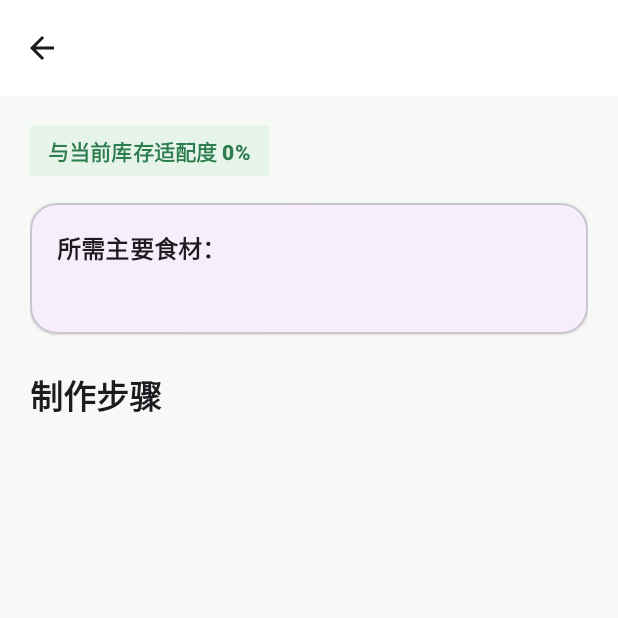
After one commit to Ty02091123/fridge-manager-android, an Android app: the RecipeDetailActivity screen opened directly, with no data from a screen before it, on a phone screen of 412 x 824 dp, the top half of it. The commit adds this screen. Run offline under Robolectric (Android 15) with nearby library versions, the phone set to English and light mode, and no system bars.

Commit message:
feat: 增加菜谱详情页与列表到详情导航

```diff
--- a/app/src/main/AndroidManifest.xml
+++ b/app/src/main/AndroidManifest.xml
@@ -30,6 +30,9 @@
         <activity
             android:name=".RecipeActivity"
             android:exported="false" />
+        <activity
+            android:name=".RecipeDetailActivity"
+            android:exported="false" />
     </application>
 
 </manifest>
--- a/app/src/main/java/com/fridge/fridgeapp/RecipeActivity.kt
+++ b/app/src/main/java/com/fridge/fridgeapp/RecipeActivity.kt
@@ -1,6 +1,7 @@
 package com.fridge.fridgeapp
 
 import android.os.Bundle
+import android.content.Intent
 import android.view.View
 import androidx.appcompat.app.AppCompatActivity
 import androidx.lifecycle.Lifecycle
@@ -11,17 +12,40 @@ import com.fridge.fridgeapp.database.AppDatabase
 import com.fridge.fridgeapp.databinding.ActivityRecipeBinding
 import com.fridge.fridgeapp.recipe.RecipeRepository
 import com.fridge.fridgeapp.ui.RecipeAdapter
-import com.google.android.material.dialog.MaterialAlertDialogBuilder
 import kotlinx.coroutines.launch
 
 class RecipeActivity : AppCompatActivity() {
     private lateinit var binding: ActivityRecipeBinding
-    private val adapter = RecipeAdapter { recipe ->
-        MaterialAlertDialogBuilder(this)
-            .setTitle(recipe.name)
-            .setMessage(recipe.steps)
-            .setPositiveButton(R.string.got_it, null)
-            .show()
+    private val adapter = RecipeAdapter { recommendation ->
+        val recipe = recommendation.recipe
+        startActivity(
+            Intent(this, RecipeDetailActivity::class.java).apply {
+                putExtra(RecipeDetailActivity.EXTRA_NAME, recipe.name)
+                putExtra(
+                    RecipeDetailActivity.EXTRA_MATCH,
+                    (recommendation.score * 100).toInt()
+                )
+                putExtra(
+                    RecipeDetailActivity.EXTRA_INGREDIENTS,
+                    getString(
+                        R.string.recipe_available_ingredients,
+                        recommendation.matchedIngredients.joinToString("、")
+                    )
+                )
+                putExtra(
+                    RecipeDetailActivity.EXTRA_MISSING,
+                    if (recommendation.missingIngredients.isEmpty()) {
+                        getString(R.string.recipe_all_ingredients_ready)
+                    } else {
+                        getString(
+                            R.string.recipe_missing_ingredients,
+                            recommendation.missingIngredients.joinToString("、")
+                        )
+                    }
+                )
+                putExtra(RecipeDetailActivity.EXTRA_STEPS, recipe.steps)
+            }
+        )
     }
 
     override fun onCreate(savedInstanceState: Bundle?) {
--- /dev/null
+++ b/app/src/main/java/com/fridge/fridgeapp/RecipeDetailActivity.kt
@@ -0,0 +1,36 @@
+package com.fridge.fridgeapp
+
+import android.os.Bundle
+import androidx.appcompat.app.AppCompatActivity
+import com.fridge.fridgeapp.databinding.ActivityRecipeDetailBinding
+
+class RecipeDetailActivity : AppCompatActivity() {
+    private lateinit var binding: ActivityRecipeDetailBinding
+
+    override fun onCreate(savedInstanceState: Bundle?) {
+        super.onCreate(savedInstanceState)
+        binding = ActivityRecipeDetailBinding.inflate(layoutInflater)
+        setContentView(binding.root)
+
+        binding.toolbar.setNavigationOnClickListener { finish() }
+        binding.toolbar.title = intent.getStringExtra(EXTRA_NAME).orEmpty()
+        binding.tvMatch.text = getString(
+            R.string.recipe_detail_match,
+            intent.getIntExtra(EXTRA_MATCH, 0)
+        )
+        binding.tvIngredients.text = getString(
+            R.string.recipe_detail_ingredients,
+            intent.getStringExtra(EXTRA_INGREDIENTS).orEmpty()
+        )
+        binding.tvMissing.text = intent.getStringExtra(EXTRA_MISSING).orEmpty()
+        binding.tvSteps.text = intent.getStringExtra(EXTRA_STEPS).orEmpty()
+    }
+
+    companion object {
+        const val EXTRA_NAME = "recipe_name"
+        const val EXTRA_MATCH = "recipe_match"
+        const val EXTRA_INGREDIENTS = "recipe_ingredients"
+        const val EXTRA_MISSING = "recipe_missing"
+        const val EXTRA_STEPS = "recipe_steps"
+    }
+}
--- a/app/src/main/java/com/fridge/fridgeapp/ui/RecipeAdapter.kt
+++ b/app/src/main/java/com/fridge/fridgeapp/ui/RecipeAdapter.kt
@@ -8,12 +8,11 @@ import androidx.recyclerview.widget.ListAdapter
 import androidx.recyclerview.widget.RecyclerView
 import com.fridge.fridgeapp.R
 import com.fridge.fridgeapp.databinding.ItemRecipeBinding
-import com.fridge.fridgeapp.recipe.Recipe
 import com.fridge.fridgeapp.recipe.RecipeRecommendation
 import kotlin.math.roundToInt
 
 class RecipeAdapter(
-    private val onViewSteps: (Recipe) -> Unit
+    private val onViewSteps: (RecipeRecommendation) -> Unit
 ) : ListAdapter<RecipeRecommendation, RecipeAdapter.RecipeViewHolder>(RecipeDiffCallback()) {
 
     inner class RecipeViewHolder(private val binding: ItemRecipeBinding) :
@@ -39,7 +38,7 @@ class RecipeAdapter(
             }
             binding.tvExpiringBoost.visibility =
                 if (recommendation.usesExpiringFood) View.VISIBLE else View.GONE
-            binding.btnSteps.setOnClickListener { onViewSteps(recommendation.recipe) }
+            binding.btnSteps.setOnClickListener { onViewSteps(recommendation) }
         }
     }
 
--- /dev/null
+++ b/app/src/main/res/layout/activity_recipe_detail.xml
@@ -0,0 +1,90 @@
+<?xml version="1.0" encoding="utf-8"?>
+<LinearLayout xmlns:android="http://schemas.android.com/apk/res/android"
+    xmlns:app="http://schemas.android.com/apk/res-auto"
+    xmlns:tools="http://schemas.android.com/tools"
+    android:layout_width="match_parent"
+    android:layout_height="match_parent"
+    android:background="@color/screen_background"
+    android:orientation="vertical"
+    tools:context=".RecipeDetailActivity">
+
+    <com.google.android.material.appbar.MaterialToolbar
+        android:id="@+id/toolbar"
+        android:layout_width="match_parent"
+        android:layout_height="?attr/actionBarSize"
+        android:background="@color/surface"
+        app:navigationContentDescription="@string/back"
+        app:navigationIcon="@drawable/ic_back"
+        app:titleTextAppearance="@style/TextAppearance.Material3.TitleLarge" />
+
+    <androidx.core.widget.NestedScrollView
+        android:layout_width="match_parent"
+        android:layout_height="match_parent"
+        android:fillViewport="true">
+
+        <LinearLayout
+            android:layout_width="match_parent"
+            android:layout_height="wrap_content"
+            android:orientation="vertical"
+            android:padding="20dp">
+
+            <TextView
+                android:id="@+id/tv_match"
+                android:layout_width="wrap_content"
+                android:layout_height="wrap_content"
+                android:background="@color/summary_card_background"
+                android:paddingHorizontal="12dp"
+                android:paddingVertical="6dp"
+                android:textAppearance="@style/TextAppearance.Material3.LabelLarge"
+                android:textColor="@color/status_fresh"
+                android:textStyle="bold" />
+
+            <com.google.android.material.card.MaterialCardView
+                android:layout_width="match_parent"
+                android:layout_height="wrap_content"
+                android:layout_marginTop="18dp"
+                app:cardCornerRadius="18dp"
+                app:cardElevation="1dp">
+
+                <LinearLayout
+                    android:layout_width="match_parent"
+                    android:layout_height="wrap_content"
+                    android:orientation="vertical"
+                    android:padding="18dp">
+
+                    <TextView
+                        android:id="@+id/tv_ingredients"
+                        android:layout_width="match_parent"
+                        android:layout_height="wrap_content"
+                        android:textAppearance="@style/TextAppearance.Material3.TitleMedium"
+                        android:textStyle="bold" />
+
+                    <TextView
+                        android:id="@+id/tv_missing"
+                        android:layout_width="match_parent"
+                        android:layout_height="wrap_content"
+                        android:layout_marginTop="8dp"
+                        android:textAppearance="@style/TextAppearance.Material3.BodyMedium"
+                        android:textColor="@color/on_surface_variant" />
+                </LinearLayout>
+            </com.google.android.material.card.MaterialCardView>
+
+            <TextView
+                android:layout_width="match_parent"
+                android:layout_height="wrap_content"
+                android:layout_marginTop="24dp"
+                android:text="@string/recipe_steps"
+                android:textAppearance="@style/TextAppearance.Material3.TitleLarge"
+                android:textStyle="bold" />
+
+            <TextView
+                android:id="@+id/tv_steps"
+                android:layout_width="match_parent"
+                android:layout_height="wrap_content"
+                android:layout_marginTop="12dp"
+                android:lineSpacingExtra="8dp"
+                android:textAppearance="@style/TextAppearance.Material3.BodyLarge" />
+        </LinearLayout>
+    </androidx.core.widget.NestedScrollView>
+
+</LinearLayout>
--- a/app/src/main/res/values/strings.xml
+++ b/app/src/main/res/values/strings.xml
@@ -59,6 +59,9 @@
     <string name="recipe_all_ingredients_ready">主要食材已齐</string>
     <string name="recipe_expiring_boost">优先消耗临期食材</string>
     <string name="view_recipe_steps">查看做法</string>
+    <string name="recipe_steps">制作步骤</string>
+    <string name="recipe_detail_match">与当前库存适配度 %1$d%%</string>
+    <string name="recipe_detail_ingredients">所需主要食材：%1$s</string>
     <string name="recipe_empty_title">暂时没有推荐</string>
     <string name="recipe_empty_hint">先在冰箱里添加至少一种食材，再回来看看。</string>
     <string name="got_it">知道了</string>
```
